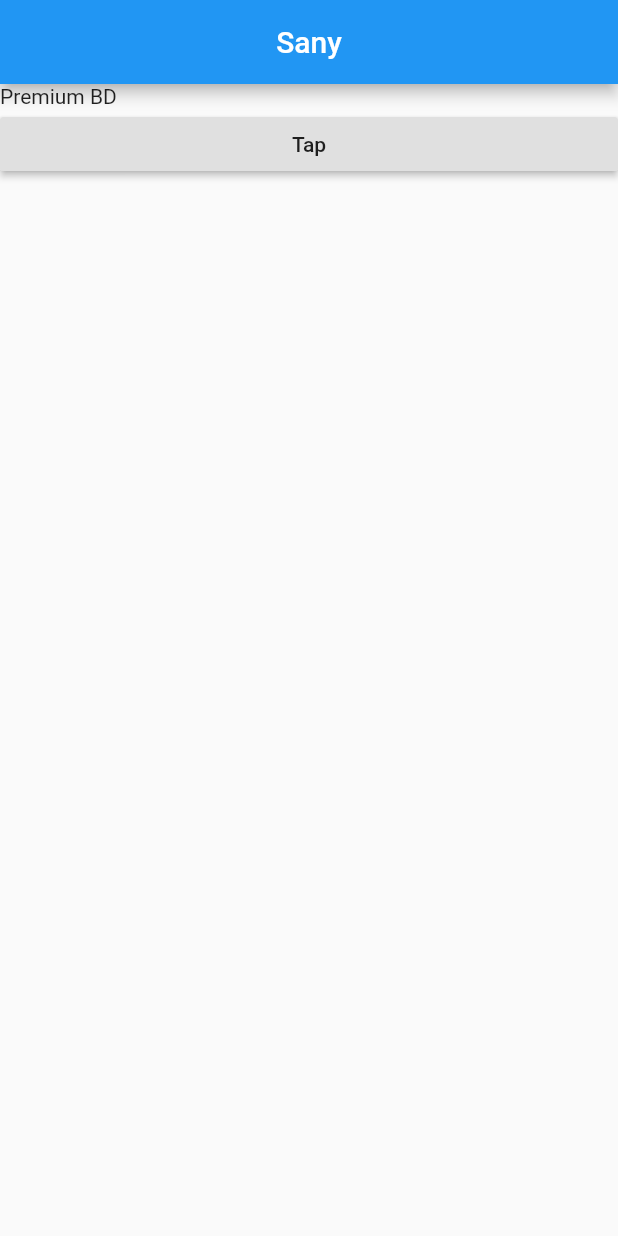
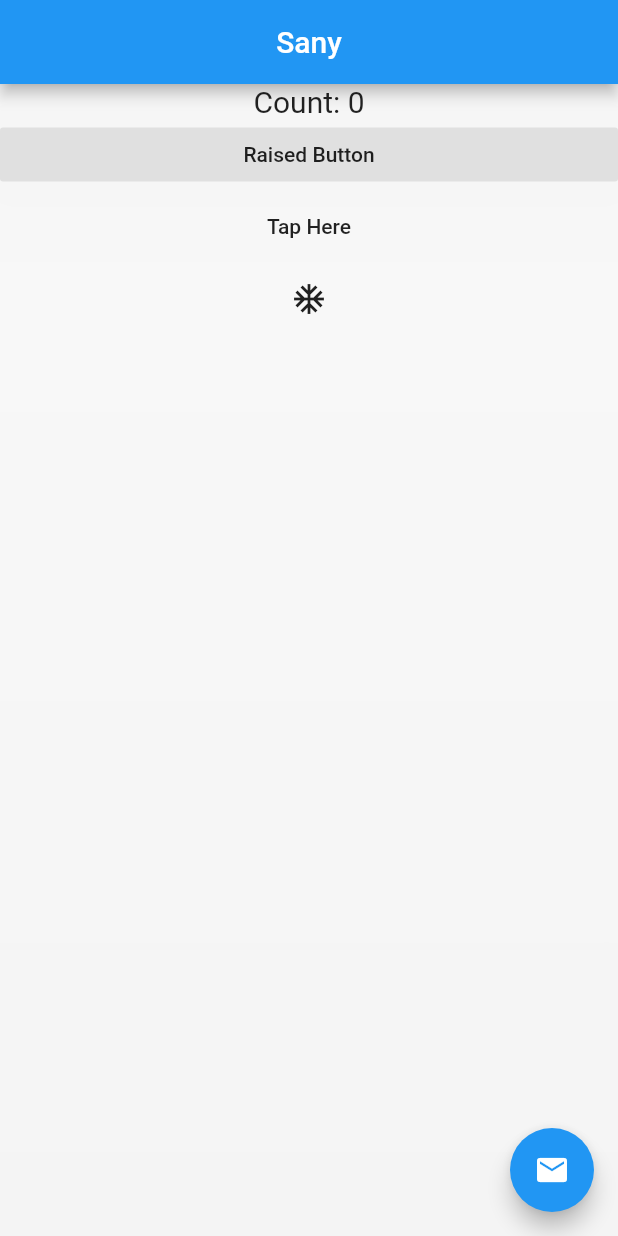
Before and after one commit to sanyhmahadi/flutter-learning-notes, a Flutter app: the screen it shows after launch, on a phone screen of 412 x 824 dp. Run offline on Flutter 3.47's test engine with Material 2 defaults, Android fonts, the phone set to English and light mode, and no system bars.

Commit message:
Raised Icon Flat and FLoating Action button work

```diff
--- a/sanyapp/lib/pages/homepage.dart
+++ b/sanyapp/lib/pages/homepage.dart
@@ -10,23 +10,53 @@ class HomePage extends StatefulWidget {
 }
 
 class _HomePageState extends State<HomePage> {
-  String txt = "Premium BD";
+  int count = 0;
   @override
   Widget build(BuildContext context) {
     return Scaffold(
       appBar: new AppBar(
         title: Center(child: Text('Sany')),
       ),
+      floatingActionButton: FloatingActionButton(
+        child: Icon(Icons.mail),
+        onPressed: () {
+          setState(() {
+            count++;
+          });
+        },
+      ),
+      floatingActionButtonLocation: FloatingActionButtonLocation.endFloat,
       body: ListView(children: [
-        Text(txt),
+        Text(
+          "Count: ${count}",
+          textAlign: TextAlign.center,
+          style: TextStyle(fontSize: 20),
+        ),
         RaisedButton(
-          child: Text("Tap"),
+          child: Text("Raised Button"),
+          elevation: 1000,
           onPressed: () {
             setState(() {
-              txt = "BeautyBlushed";
+              count++;
             });
           },
-        )
+        ),
+        FlatButton(
+          child: Text("Tap Here"),
+          onPressed: () {
+            setState(() {
+              count++;
+            });
+          },
+        ),
+        IconButton(
+          icon: Icon(Icons.ac_unit),
+          onPressed: () {
+            setState(() {
+              count++;
+            });
+          },
+        ),
       ]),
     );
   }
```
